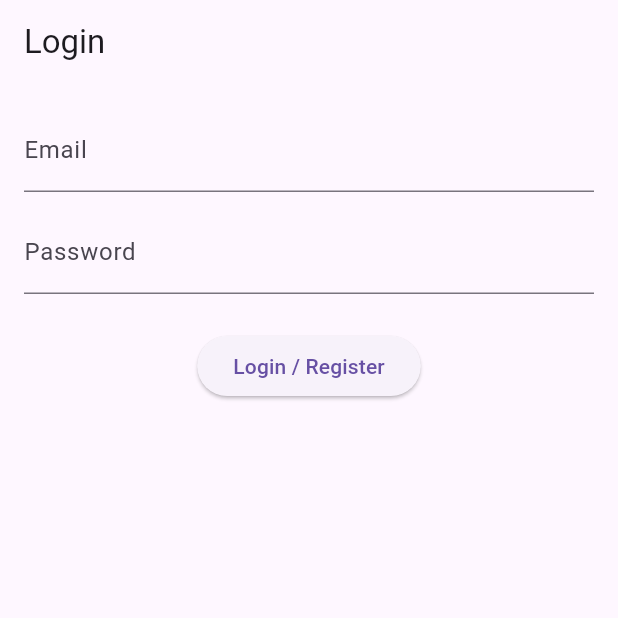
After one commit to Anshinsadath/smart_water_scheduler, a Flutter app: the screen it shows after launch, on a phone screen of 412 x 824 dp, the top half of it. The commit adds this screen. Run offline on Flutter 3.47's test engine with Material 3 defaults, Android fonts, the light colour scheme and no system bars; our stand-ins replace cloud_firestore, firebase_auth, firebase_core, fl_chart, flutter_local_notifications, hive and 2 more; accounts and stored records are empty.

Commit message:
Fix white screen issue, switch to email auth, stabilize Firebase flow

```diff
--- /dev/null
+++ b/lib/screens/auth_gate.dart
@@ -0,0 +1,31 @@
+import 'package:flutter/material.dart';
+import 'package:firebase_auth/firebase_auth.dart';
+import 'home_screen.dart';
+import 'login_screen.dart';
+
+class AuthGate extends StatelessWidget {
+  const AuthGate({super.key});
+
+  @override
+  Widget build(BuildContext context) {
+    return StreamBuilder<User?>(
+      stream: FirebaseAuth.instance.authStateChanges(),
+      builder: (context, snapshot) {
+        // ⏳ Still loading
+        if (snapshot.connectionState == ConnectionState.waiting) {
+          return const Scaffold(
+            body: Center(child: CircularProgressIndicator()),
+          );
+        }
+
+        // ❌ Not logged in
+        if (!snapshot.hasData) {
+          return  LoginScreen();
+        }
+
+        // ✅ Logged in
+        return const HomeScreen();
+      },
+    );
+  }
+}
--- a/lib/screens/dashboard_view.dart
+++ b/lib/screens/dashboard_view.dart
@@ -140,7 +140,9 @@ class DashboardView extends StatelessWidget {
     String? plant;
 
     for (var s in schedules) {
-      final parts = s.reminderTime.split(":");
+      final hour = s.reminderTime.hour;
+final minute = s.reminderTime.minute.toString().padLeft(2, '0');
+      final parts = ["$hour", minute];
       final t = DateTime(
         now.year,
         now.month,
--- /dev/null
+++ b/lib/screens/login_screen.dart
@@ -0,0 +1,62 @@
+import 'package:flutter/material.dart';
+import 'package:firebase_auth/firebase_auth.dart';
+
+class LoginScreen extends StatefulWidget {
+  const LoginScreen({super.key});
+
+  @override
+  State<LoginScreen> createState() => _LoginScreenState();
+}
+
+class _LoginScreenState extends State<LoginScreen> {
+  final email = TextEditingController();
+  final password = TextEditingController();
+  bool loading = false;
+
+  Future<void> login() async {
+    setState(() => loading = true);
+    try {
+      await FirebaseAuth.instance.signInWithEmailAndPassword(
+        email: email.text.trim(),
+        password: password.text.trim(),
+      );
+    } catch (e) {
+      await FirebaseAuth.instance.createUserWithEmailAndPassword(
+        email: email.text.trim(),
+        password: password.text.trim(),
+      );
+    }
+    setState(() => loading = false);
+  }
+
+  @override
+  Widget build(BuildContext context) {
+    return Scaffold(
+      appBar: AppBar(title: const Text("Login")),
+      body: Padding(
+        padding: const EdgeInsets.all(16),
+        child: Column(
+          children: [
+            TextField(
+              controller: email,
+              decoration: const InputDecoration(labelText: "Email"),
+            ),
+            const SizedBox(height: 12),
+            TextField(
+              controller: password,
+              obscureText: true,
+              decoration: const InputDecoration(labelText: "Password"),
+            ),
+            const SizedBox(height: 24),
+            ElevatedButton(
+              onPressed: loading ? null : login,
+              child: loading
+                  ? const CircularProgressIndicator()
+                  : const Text("Login / Register"),
+            ),
+          ],
+        ),
+      ),
+    );
+  }
+}
```
Also changed, not shown: lib/main.dart (+24 -20 lines), lib/models/water_schedule.dart (+32 -7 lines), lib/screens/add_schedule_screen.dart (+20 -13 lines), lib/screens/home_screen.dart (+10 -1 lines), lib/screens/logs_screen.dart (+2 -60 lines), lib/services/analytics_service.dart (+27 -40 lines), lib/services/auth_service.dart (+23 -18 lines), lib/services/firestore_service.dart (+16 -52 lines), lib/models/water_schedule.g.dart.
